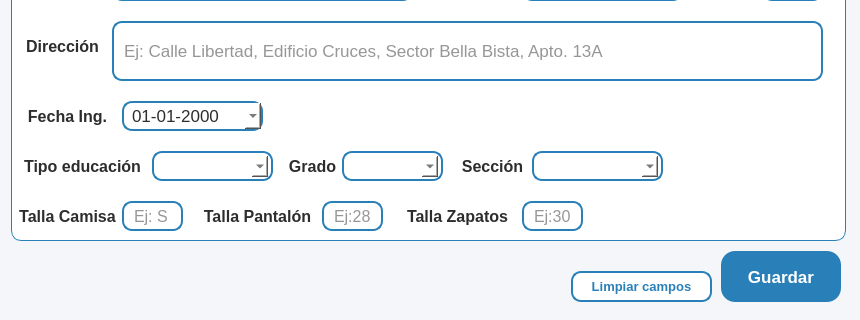
Above: resources/ui/registro_estu.ui from Proyecto-Uptjaa/Proyecto_SIRA before the change; both pictures show x 0 to 860 and y 210 to 530 of the 860 by 530 pixel window. Below: the same form after it.
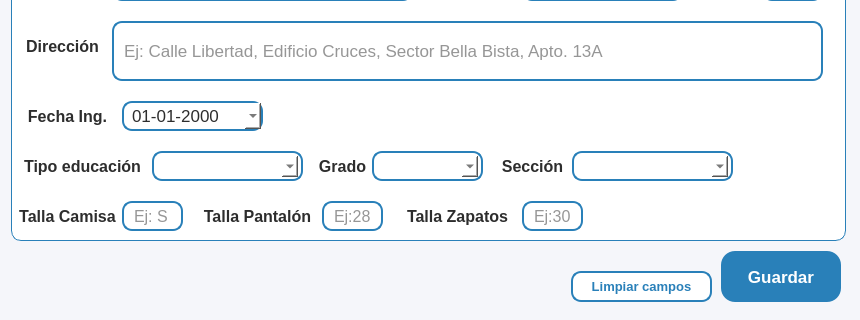
That is the form after the change. Icons and pictures are not drawn.

Patch:
```diff
--- a/resources/ui/registro_estu.ui
+++ b/resources/ui/registro_estu.ui
@@ -1104,7 +1104,7 @@
        <widget class="QLabel" name="label_33">
         <property name="geometry">
          <rect>
-          <x>270</x>
+          <x>300</x>
           <y>240</y>
           <width>61</width>
           <height>30</height>
@@ -1142,7 +1142,7 @@
        <widget class="QLabel" name="label_34">
         <property name="geometry">
          <rect>
-          <x>450</x>
+          <x>490</x>
           <y>240</y>
           <width>61</width>
           <height>30</height>
@@ -1780,9 +1780,9 @@
        <widget class="QFrame" name="frGrado_reg_estu">
         <property name="geometry">
          <rect>
-          <x>330</x>
+          <x>360</x>
           <y>240</y>
-          <width>101</width>
+          <width>111</width>
           <height>30</height>
          </rect>
         </property>
@@ -1823,7 +1823,7 @@
           <rect>
            <x>5</x>
            <y>5</y>
-           <width>91</width>
+           <width>101</width>
            <height>21</height>
           </rect>
          </property>
@@ -1935,9 +1935,9 @@
        <widget class="QFrame" name="frseccion">
         <property name="geometry">
          <rect>
-          <x>520</x>
+          <x>560</x>
           <y>240</y>
-          <width>131</width>
+          <width>161</width>
           <height>30</height>
          </rect>
         </property>
@@ -1978,7 +1978,7 @@
           <rect>
            <x>5</x>
            <y>5</y>
-           <width>121</width>
+           <width>151</width>
            <height>21</height>
           </rect>
          </property>
@@ -2149,7 +2149,7 @@
          <rect>
           <x>140</x>
           <y>240</y>
-          <width>121</width>
+          <width>151</width>
           <height>30</height>
          </rect>
         </property>
@@ -2190,7 +2190,7 @@
           <rect>
            <x>5</x>
            <y>5</y>
-           <width>111</width>
+           <width>141</width>
            <height>21</height>
           </rect>
          </property>
```
